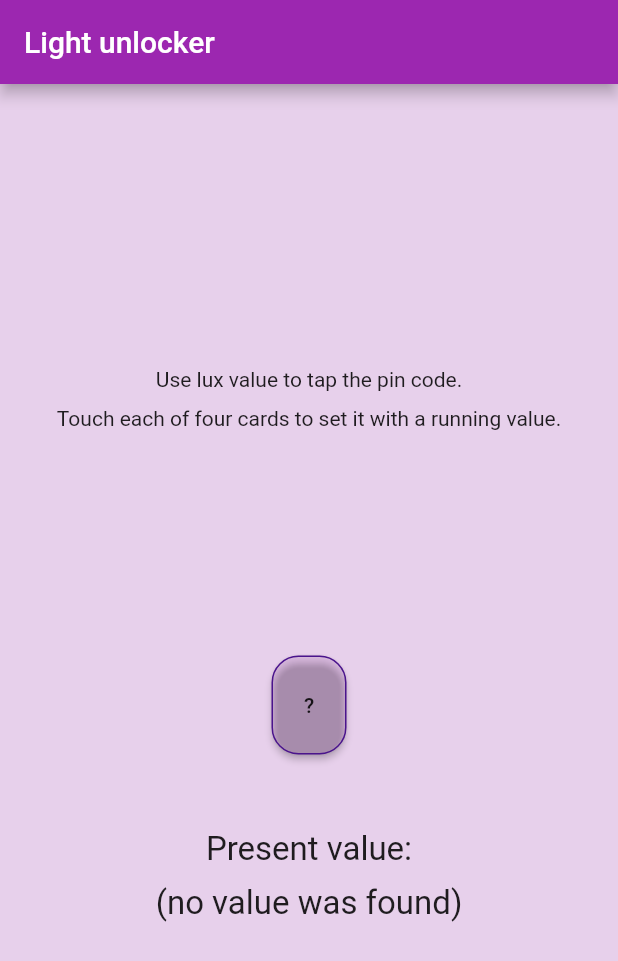
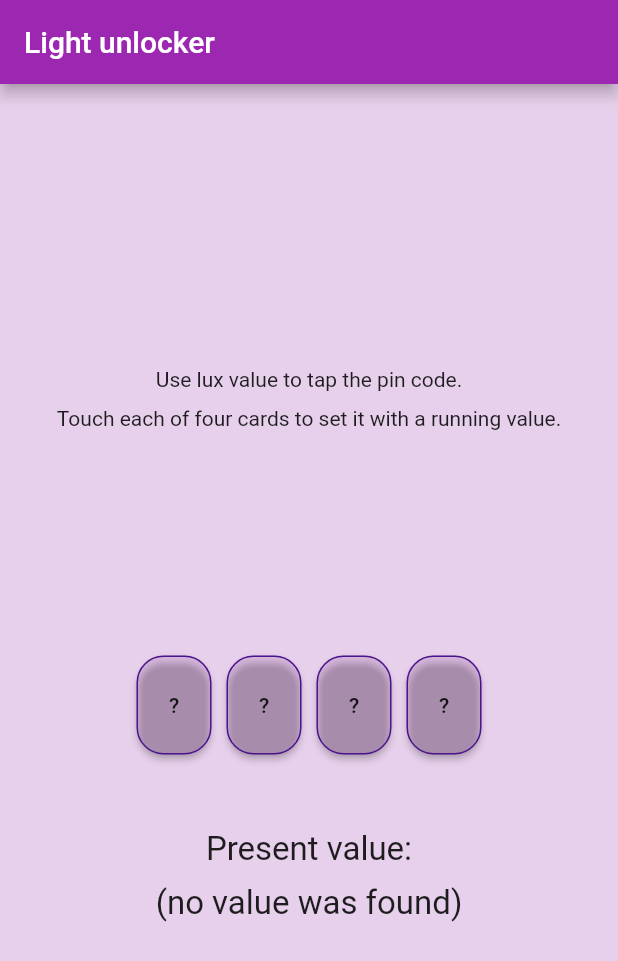
Before and after one commit to klaud-skora/unlock_with_light, a Flutter app: the screen it shows after launch, on a phone screen of 412 x 824 dp. Shown: the top 961 px of the screen. Run offline on Flutter 3.47's test engine with Material 2 defaults, Android fonts, the phone set to English and light mode, and no system bars; missing offline and left inert: light.

```diff
--- a/lib/ui/home_page.dart
+++ b/lib/ui/home_page.dart
@@ -20,19 +20,16 @@ class _MyHomePageState extends State<MyHomePage> {
   @override
   Widget build(BuildContext context) {
     return Scaffold(
-      appBar: AppBar(
-        title: Text(widget.title),
-      ),
+      appBar: AppBar( title: Text(widget.title) ),
       body: Container(
         color: Colors.purple.withOpacity(.2),
         child: Center(
-          child: Column(
-          // child: StreamBuilder(
-          //   stream: unlockerBloc.outUnlocker,
-          //   initialData: UnlockingStatus,
-          //   builder: (BuildContext context, AsyncSnapshot snapshot) {
-          //     // return  snapshot.data is UnlockingStatus ? Column(
-          //     return Column(
+          child: StreamBuilder(
+            stream: unlockerBloc.outUnlocker,
+            initialData: { 'state': UnlockingStatus },
+            builder: (BuildContext context, AsyncSnapshot snapshot) {
+              print(snapshot.data);
+              return snapshot.data['state'] == UnlockingStatus || snapshot.data['state'] is UnlockingStatus ? Column(
                 mainAxisAlignment: MainAxisAlignment.center,
                 children: <Widget>[
                   SizedBox(height: 50.0),
@@ -59,73 +56,85 @@ class _MyHomePageState extends State<MyHomePage> {
                               child: StreamBuilder(
                                 stream: unlockerBloc.outUnlocker,
                                 builder: (BuildContext context, AsyncSnapshot snapshot) {
-                                  return Text( snapshot.data == null || snapshot.data[0] == Value.blank ? '?' :'*');
-                              }
+                                  return Text( snapshot.data == null || snapshot.data['values'][0] == Value.blank ? '?' :'*');
+                                }
                               ),
                             );
                           }
                         ),
                       ),
-                      // SizedBox(width: 10.0),
-                      // Container(
-                      //   width: 50.0,
-                      //   height: 66.0,
-                      //   child: StreamBuilder(
-                      //     stream: bloc.light,
-                      //     initialData: null,
-                      //     builder: (BuildContext context, AsyncSnapshot<int> snapshot) {
-                      //       return RaisedButton(
-                      //         color: Colors.purple.withOpacity(.1),
-                      //         shape: RoundedRectangleBorder(
-                      //           borderRadius: BorderRadius.circular(18.0),
-                      //           side: BorderSide(color: Colors.purple.shade900)
-                      //         ),
-                      //         onPressed: () => { unlocker.setCard(Cards.two, snapshot.data), _contentController.sink.add(unlocker) },
-                      //         child: Text(unlocker.values[1] == Value.blank ? '?' : '*')
-                      //       );
-                      //     },
-                      //   ),
-                      // ),
-                      // SizedBox(width: 10.0),
-                      // Container(
-                      //   width: 50.0,
-                      //   height: 66.0,
-                      //   child: StreamBuilder(
-                      //     stream: bloc.light,
-                      //     initialData: null,
-                      //     builder: (BuildContext context, AsyncSnapshot<int> snapshot) {
-                      //       return RaisedButton(
-                      //         color: Colors.purple.withOpacity(.1),
-                      //         shape: RoundedRectangleBorder(
-                      //           borderRadius: BorderRadius.circular(18.0),
-                      //           side: BorderSide(color: Colors.purple.shade900)
-                      //         ),
-                      //         onPressed: () => { unlocker.setCard(Cards.three, snapshot.data), _contentController.sink.add(unlocker) },
-                      //         child: Text(unlocker.values[2] == Value.blank ? '?' : '*')
-                      //       );
-                      //     },
-                      //   ),
-                      // ),
-                      // SizedBox(width: 10.0),
-                      // Container(
-                      //   width: 50.0,
-                      //   height: 66.0,
-                      //   child: StreamBuilder(
-                      //     stream: bloc.light,
-                      //     initialData: null,
-                      //     builder: (BuildContext context, AsyncSnapshot<int> snapshot) {
-                      //       return RaisedButton(
-                      //         color: Colors.purple.withOpacity(.1),
-                      //         shape: RoundedRectangleBorder(
-                      //           borderRadius: BorderRadius.circular(18.0),
-                      //           side: BorderSide(color: Colors.purple.shade900)
-                      //         ),
-                      //         onPressed: () => { unlocker.setCard(Cards.four, snapshot.data), _contentController.sink.add(unlocker) },
-                      //         child: Text(unlocker.values[3] == Value.blank ? '?' : '*'),
-                      //       );
-                      //     },
-                      //   ),
-                      // ),
+                      SizedBox(width: 10.0),
+                      Container(
+                        width: 50.0,
+                        height: 66.0,
+                        child: StreamBuilder(
+                          stream: bloc.light,
+                          builder: (BuildContext context, AsyncSnapshot lightshot) {
+                            return RaisedButton(
+                              color: Colors.purple.withOpacity(.1),
+                              shape: RoundedRectangleBorder(
+                                borderRadius: BorderRadius.circular(18.0),
+                                side: BorderSide(color: Colors.purple.shade900)
+                              ),
+                              onPressed: () => { unlockerBloc.action.add({ 'card': Cards.two, 'lux': lightshot.data})},
+                              child: StreamBuilder(
+                                stream: unlockerBloc.outUnlocker,
+                                builder: (BuildContext context, AsyncSnapshot snapshot) {
+                                  return Text( snapshot.data == null || snapshot.data['values'][1] == Value.blank ? '?' :'*');
+                                }
+                              ),
+                            );
+                          }
+                        ),
+                      ),
+                      SizedBox(width: 10.0),
+                      Container(
+                        width: 50.0,
+                        height: 66.0,
+                        child: StreamBuilder(
+                          stream: bloc.light,
+                          builder: (BuildContext context, AsyncSnapshot lightshot) {
+                            return RaisedButton(
+                              color: Colors.purple.withOpacity(.1),
+                              shape: RoundedRectangleBorder(
+                                borderRadius: BorderRadius.circular(18.0),
+                                side: BorderSide(color: Colors.purple.shade900)
+                              ),
+                              onPressed: () => { unlockerBloc.action.add({ 'card': Cards.three, 'lux': lightshot.data})},
+                              child: StreamBuilder(
+                                stream: unlockerBloc.outUnlocker,
+                                builder: (BuildContext context, AsyncSnapshot snapshot) {
+                                  return Text( snapshot.data == null || snapshot.data['values'][2] == Value.blank ? '?' :'*');
+                                }
+                              ),
+                            );
+                          }
+                        ),
+                      ),
+                      SizedBox(width: 10.0),
+                      Container(
+                        width: 50.0,
+                        height: 66.0,
+                        child: StreamBuilder(
+                          stream: bloc.light,
+                          builder: (BuildContext context, AsyncSnapshot lightshot) {
+                            return RaisedButton(
+                              color: Colors.purple.withOpacity(.1),
+                              shape: RoundedRectangleBorder(
+                                borderRadius: BorderRadius.circular(18.0),
+                                side: BorderSide(color: Colors.purple.shade900)
+                              ),
+                              onPressed: () => { unlockerBloc.action.add({ 'card': Cards.four, 'lux': lightshot.data})},
+                              child: StreamBuilder(
+                                stream: unlockerBloc.outUnlocker,
+                                builder: (BuildContext context, AsyncSnapshot snapshot) {
+                                  return Text( snapshot.data == null || snapshot.data['values'][3] == Value.blank ? '?' :'*');
+                                }
+                              ),
+                            );
+                          }
+                        ),
+                      ),
                     ],
                   ),
                   SizedBox(height: 50.0),
@@ -141,26 +150,27 @@ class _MyHomePageState extends State<MyHomePage> {
                   ),
                   SizedBox(height: 70.0),
                 ],
-              // );
+              )
+              // ;
               // ) : unlocker.verifier == Verifier.correct ?
               /* PIN IS CORRECT */
               // Text('You successfully unlocked the app!')
               /* PIN IS INCORRECT */
-              // :
-              // Column(
-              //   mainAxisAlignment: MainAxisAlignment.center,
-              //   children: <Widget>[
-              //     Text('The pin is WRONG', style: TextStyle(fontWeight: FontWeight.w500)),
-              //     SizedBox(height: 20.0),
-              //     FlatButton(
-              //       shape: RoundedRectangleBorder( borderRadius: BorderRadius.circular(12.0) ),
-              //       color: Colors.purple,
-              //       onPressed: () { unlocker.reset(); _contentController.sink.add(unlocker); },
-              //       child: Text('Try again', style: TextStyle(color: Colors.white)),
-              //     ),
-              //   ],
-              // );
-      //       }
+              : Column(
+                mainAxisAlignment: MainAxisAlignment.center,
+                children: <Widget>[
+                  Text('The pin is WRONG', style: TextStyle(fontWeight: FontWeight.w500)),
+                  SizedBox(height: 20.0),
+                  FlatButton(
+                    shape: RoundedRectangleBorder( borderRadius: BorderRadius.circular(12.0) ),
+                    color: Colors.purple,
+                    onPressed: () { print('eki'); },
+                    // onPressed: () { unlocker.reset(); _contentController.sink.add(unlocker); },
+                    child: Text('Try again', style: TextStyle(color: Colors.white)),
+                  ),
+                ],
+              );
+            }
           ),
         ),
       ),
--- a/lib/unlocker_bloc.dart
+++ b/lib/unlocker_bloc.dart
@@ -1,11 +1,9 @@
 import 'dart:async';
 import 'package:tictactoe/logic/unlocker.dart';
-import './light_bloc.dart';
 
 class UnlockerBloc {
 
   static int pin = 1524;
-  var bloc = LightBloc();
   static Unlocker unlocker = Unlocker(pin);
 
   StreamController _controller = StreamController.broadcast();
@@ -26,12 +24,12 @@ class UnlockerBloc {
   }
 
   void onData(data) {
-    print(data['card']);
 
-    unlocker.setCard(data['card'], data['lux']);
-    print(unlocker.values);
-    _inUnlocker.add(unlocker.values);
-    // _newLight.add(luxValue);
+    if(data['lux'] != null ) {
+      print(data['card']);
+      unlocker.setCard(data['card'], data['lux']);
+    }
+    _inUnlocker.add({ 'state': unlocker.state, 'values': unlocker.values });
   }
 
 }
```
